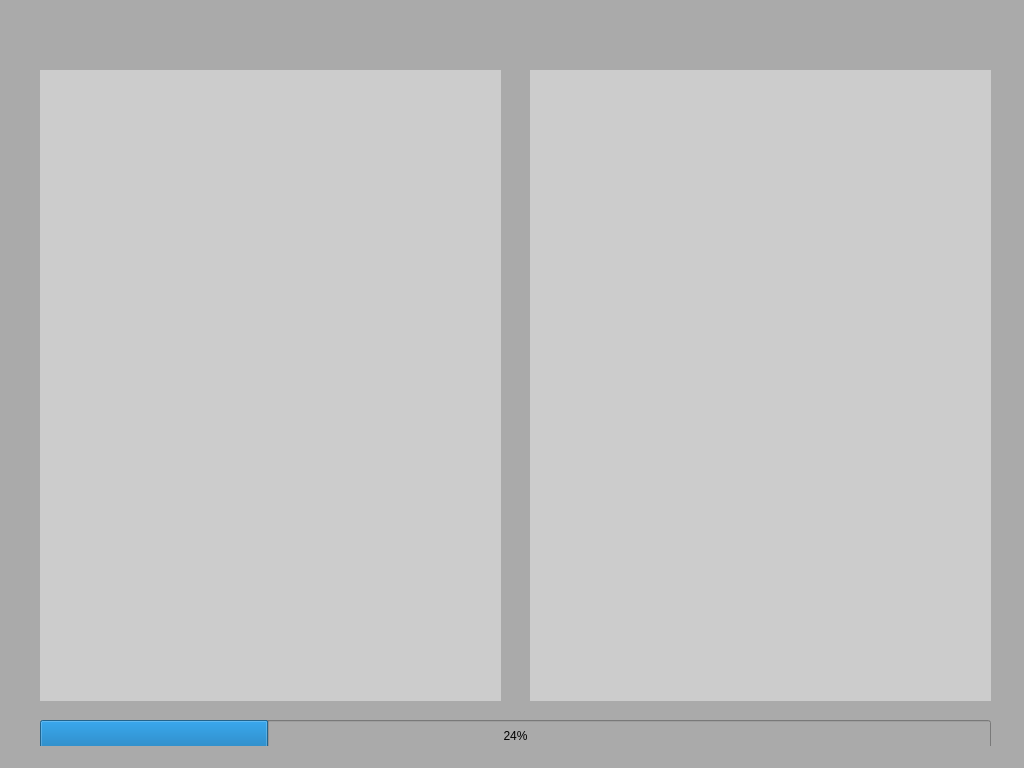
Before: the Qt Designer form slicer.ui in astrofrog/custom-glue-app, drawn with Qt 5.
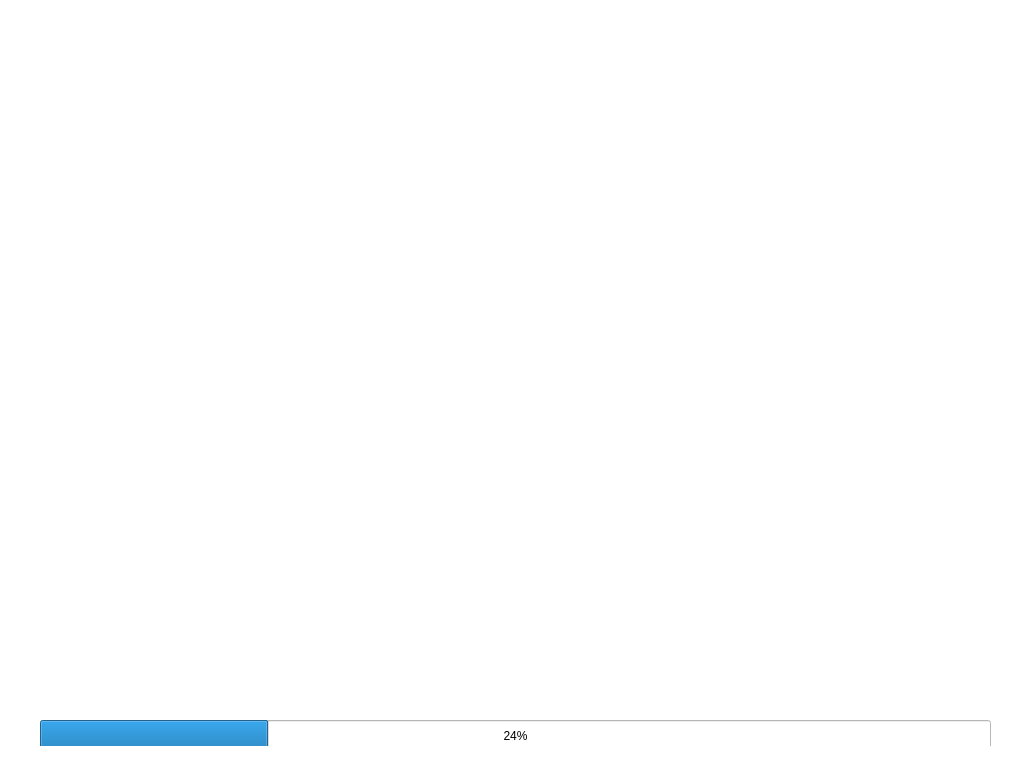
After: the same form once the commit is applied.

Commit message: Show image and slice widget

What changed in the file:
```diff
--- a/slicer.ui
+++ b/slicer.ui
@@ -20,35 +20,10 @@
    <string>MainWindow</string>
   </property>
   <property name="styleSheet">
-   <string notr="true">background: #AAAAAA</string>
+   <string notr="true">background: #FFFFFF
+</string>
   </property>
   <widget class="QWidget" name="centralwidget">
-   <widget class="QWidget" name="data" native="true">
-    <property name="geometry">
-     <rect>
-      <x>40</x>
-      <y>70</y>
-      <width>461</width>
-      <height>631</height>
-     </rect>
-    </property>
-    <property name="styleSheet">
-     <string notr="true">background: #CCCCCC;</string>
-    </property>
-   </widget>
-   <widget class="QWidget" name="slice" native="true">
-    <property name="geometry">
-     <rect>
-      <x>530</x>
-      <y>70</y>
-      <width>461</width>
-      <height>631</height>
-     </rect>
-    </property>
-    <property name="styleSheet">
-     <string notr="true">background: #CCCCCC;</string>
-    </property>
-   </widget>
    <widget class="QProgressBar" name="progress">
     <property name="geometry">
      <rect>
@@ -62,6 +37,17 @@
      <number>24</number>
     </property>
    </widget>
+   <widget class="QWidget" name="horizontalLayoutWidget">
+    <property name="geometry">
+     <rect>
+      <x>40</x>
+      <y>40</y>
+      <width>941</width>
+      <height>651</height>
+     </rect>
+    </property>
+    <layout class="QHBoxLayout" name="main_layout"/>
+   </widget>
   </widget>
   <widget class="QStatusBar" name="statusbar"/>
  </widget>
```
The commit also changes 1 other file.
